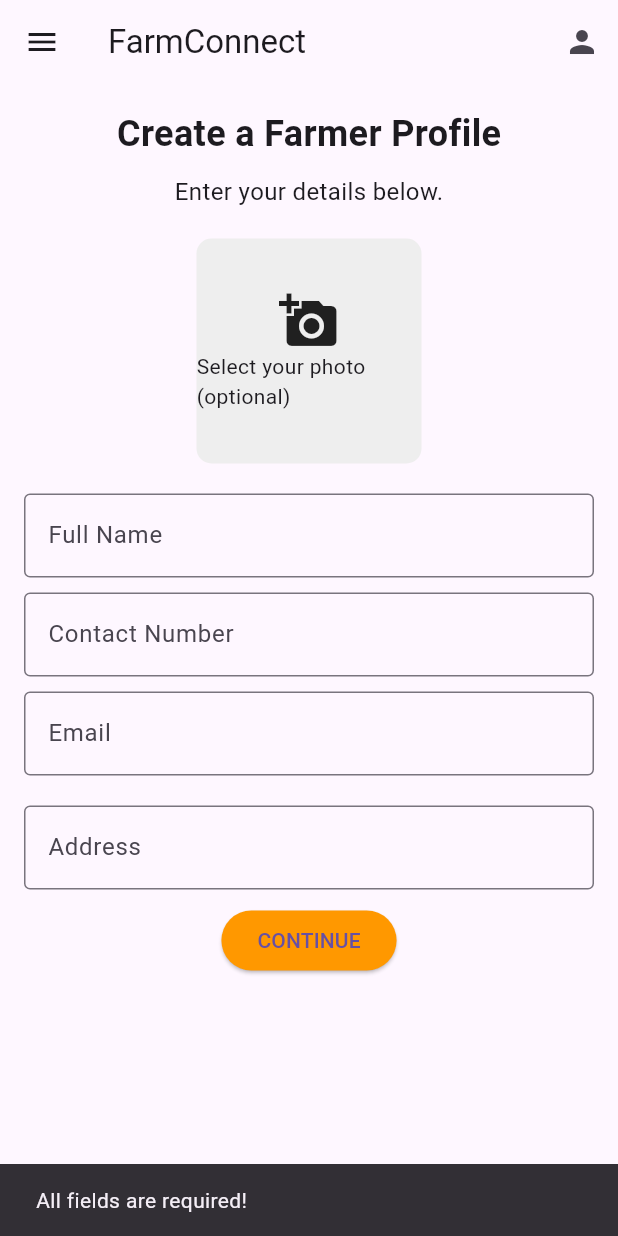
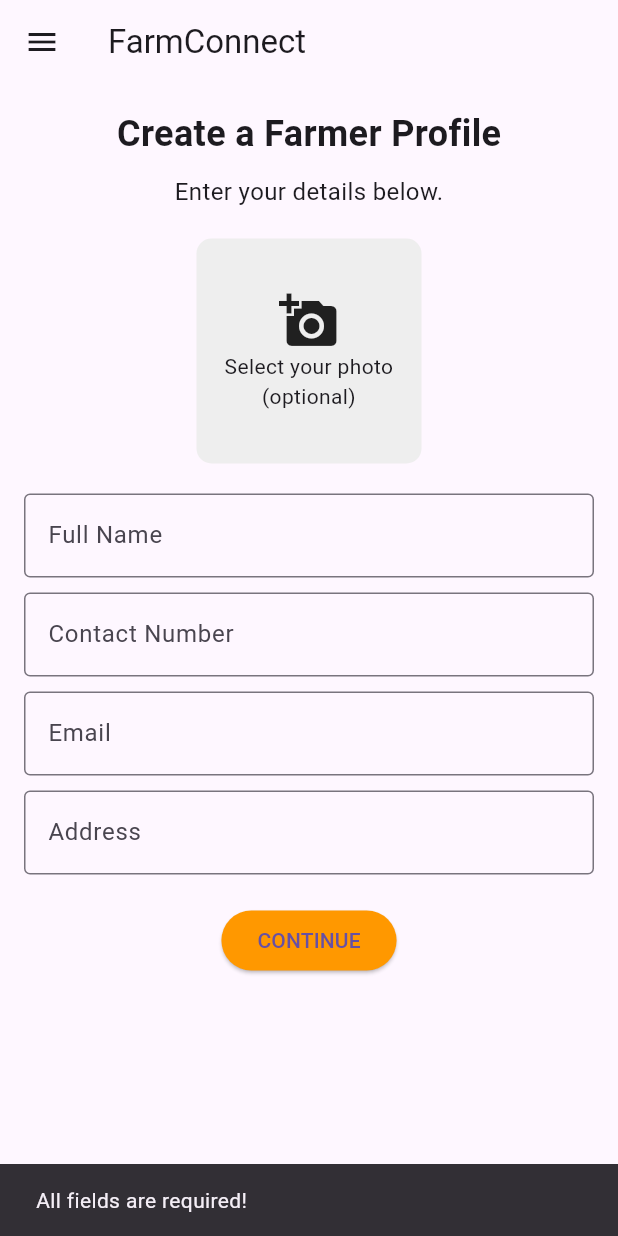
Before and after one commit to fagojs/FarmConnect, a Flutter app: the CreateFarmerPersonalProfile screen opened directly, after a tap on "CONTINUE", on a phone screen of 412 x 824 dp. Run offline on Flutter 3.47's test engine with Material 3 defaults, Android fonts, the phone set to English and light mode, and no system bars; our stand-ins replace email_validator, image_picker.

Commit message:
validated some fields, code refatoring, navigation added

```diff
--- a/lib/screens/farmer/create_farmer_profile/personal.dart
+++ b/lib/screens/farmer/create_farmer_profile/personal.dart
@@ -1,6 +1,8 @@
+import 'package:farm_connect/screens/landing_page.dart';
 import 'package:flutter/material.dart';
 import 'package:image_picker/image_picker.dart';
 import 'dart:io';
+import 'package:email_validator/email_validator.dart';
 
 import '../../../screens/farmer/create_farmer_profile/farm_information.dart';
 import '../../../data/currentuser.dart';
@@ -32,10 +34,21 @@ class _CreateFarmerPersonalProfileState extends State<CreateFarmerPersonalProfil
     });
   }
 
+  // Email validation regex
+  bool isValidEmail(String email) {
+    return EmailValidator.validate(email); // Using package to validate email
+  }
+
+  // Contact number validation: Ensures it's exactly 10 digits
+  bool isValidContactNumber(String contactNumber) {
+    final RegExp contactNumberRegEx = RegExp(r'^\d{10}$');
+    return contactNumberRegEx.hasMatch(contactNumber);
+  }
+
     // Function to navigate to farm info form
   void _goToFarmInfo() {
 
-     // Check if any field is empty
+    // Check if any field is empty
     if (email.isEmpty || fullName.isEmpty || contactNumber.isEmpty || address.isEmpty) {
       ScaffoldMessenger.of(context).showSnackBar(
         SnackBar(content: Text('All fields are required!')),
@@ -43,7 +56,24 @@ class _CreateFarmerPersonalProfileState extends State<CreateFarmerPersonalProfil
       return;
     }
 
-     // Save user data from form fields
+    // Validate contact number
+    if (!isValidContactNumber(contactNumber)) {
+      ScaffoldMessenger.of(context).showSnackBar(
+        SnackBar(content: Text('Please enter a valid 10-digit contact number')),
+      );
+      return;
+    }
+
+    // Validate email format
+    if (!isValidEmail(email)) {
+      ScaffoldMessenger.of(context).showSnackBar(
+        SnackBar(content: Text('Please enter a valid email address')),
+      );
+      return;
+    }
+
+
+    // Save user data from form fields
     currentUser.fullName = fullName;
     currentUser.contactNumber = contactNumber;
     currentUser.email = email;
@@ -106,14 +136,6 @@ class _CreateFarmerPersonalProfileState extends State<CreateFarmerPersonalProfil
             },
           ),
         ),
-        actions: [
-          IconButton(
-            icon: Icon(Icons.person),
-            onPressed: () {
-              // User profile logic
-            },
-          ),
-        ],
       ),
       drawer: Drawer(
         child: ListView(
@@ -137,6 +159,9 @@ class _CreateFarmerPersonalProfileState extends State<CreateFarmerPersonalProfil
               onTap: () {
                 Navigator.of(context).pop(); // Close the drawer
                 // Navigate to Welcome Screen
+                Navigator.pushReplacement(
+                  context,
+                  MaterialPageRoute(builder: (context) => LandingPage(userType: 'Farmer')));
               },
             ),
             ListTile(
@@ -201,7 +226,7 @@ class _CreateFarmerPersonalProfileState extends State<CreateFarmerPersonalProfil
                             children: [
                               Icon(Icons.add_a_photo, size: 40),
                               Text(
-                                'Select your photo (optional)'
+                                'Select your photo (optional)', textAlign: TextAlign.center,
                               ),
                             ],
                           ),
@@ -230,6 +255,7 @@ class _CreateFarmerPersonalProfileState extends State<CreateFarmerPersonalProfil
               ),
               SizedBox(height: 10),
               TextField(
+                keyboardType: TextInputType.phone,
                 decoration: InputDecoration(
                   labelText: 'Contact Number',
                   border: OutlineInputBorder(),
@@ -238,13 +264,14 @@ class _CreateFarmerPersonalProfileState extends State<CreateFarmerPersonalProfil
               ),
               SizedBox(height: 10),
               TextField(
+                keyboardType: TextInputType.emailAddress,
                 decoration: InputDecoration(
                   labelText: 'Email',
                   border: OutlineInputBorder(),
                 ),
                 onChanged: (value) => email = value,
               ),
-              SizedBox(height: 20),
+              SizedBox(height: 10),
               TextField(
                 decoration: InputDecoration(
                   labelText: 'Address',
@@ -252,7 +279,7 @@ class _CreateFarmerPersonalProfileState extends State<CreateFarmerPersonalProfil
                 ),
                 onChanged: (value) => address = value,
               ),
-              SizedBox(height: 10),
+              SizedBox(height: 20),
               ElevatedButton(
                 onPressed: (){
                   _goToFarmInfo();
```
